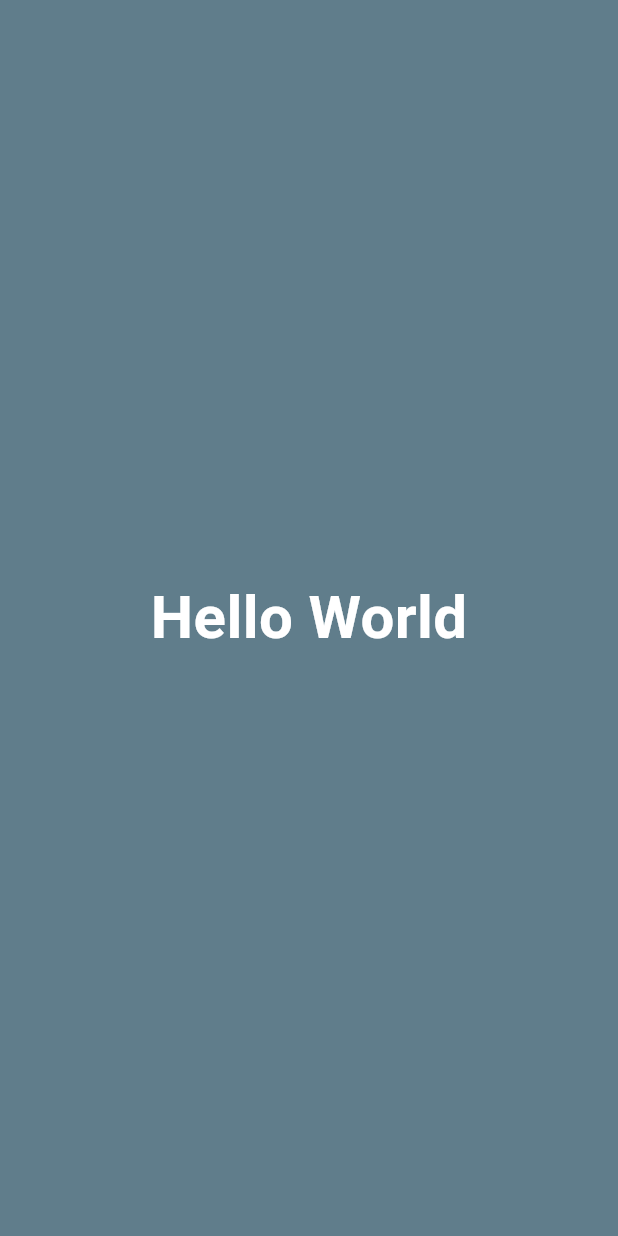
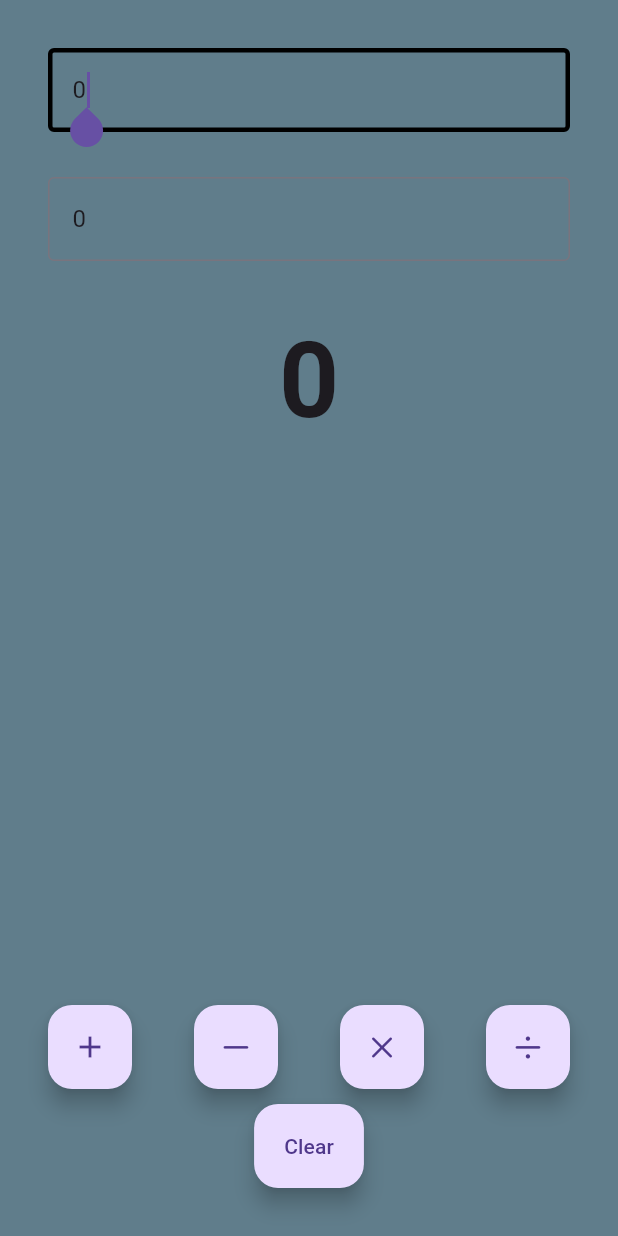
Before and after one commit to siddhantkh/firstapp, a Flutter app: the screen it shows after launch, on a phone screen of 412 x 824 dp. Run offline on Flutter 3.47's test engine with Material 3 defaults, Android fonts, the phone set to English and light mode, and no system bars.

Commit message:
Calculator done

```diff
--- a/lib/app/app.dart
+++ b/lib/app/app.dart
@@ -8,6 +8,12 @@ class MyApp extends StatelessWidget {
 
   @override
   Widget build(BuildContext context) {
-    return const MaterialApp(title: "First Learn Flutter", home: homeview());
+    return MaterialApp(
+      title: "First Learn Flutter",
+      theme: ThemeData(
+        primarySwatch: Colors.grey,
+      ),
+      home: const homeview(),
+    );
   }
 }
--- /dev/null
+++ b/lib/views/calculatorviews.dart
@@ -0,0 +1,188 @@
+import 'package:flutter/cupertino.dart';
+import 'package:flutter/material.dart';
+
+class CalculatorView extends StatefulWidget {
+  const CalculatorView({super.key});
+
+  @override
+  State<CalculatorView> createState() => _CalculatorViewState();
+}
+
+class _CalculatorViewState extends State<CalculatorView> {
+  int x = 0;
+  int y = 0;
+  num z = 0;
+
+  final displayOneController = TextEditingController();
+  final displayTwoController = TextEditingController();
+
+  late final AppLifecycleListener _listener;
+
+  @override
+  void initState() {
+    super.initState();
+    displayOneController.text = x.toString();
+    displayTwoController.text = y.toString();
+
+    _listener = AppLifecycleListener(
+      onShow: _onShow,
+      onHide: _onHide,
+      onResume: _onResume,
+      onDetach: _onDetach,
+      onPause: _onPause,
+      onRestart: _onRestart,
+      onStateChange: _onStateChanged,
+      onInactive: _onInactive,
+    );
+  }
+
+  void _onShow() => print("onShow called");
+
+  void _onHide() => print("onHide called");
+
+  void _onResume() => print("onResume called");
+
+  void _onDetach() => print("onDetach called");
+
+  void _onPause() => print("onPause called");
+
+  void _onInactive() => print("onInactive called");
+
+  void _onRestart() => print("onRestart called");
+
+  void _onStateChanged(AppLifecycleState state) {
+    print("onStateChanged Called with state: $state");
+  }
+
+  @override
+  void dispose() {
+    displayOneController.dispose();
+    displayTwoController.dispose();
+    _listener.dispose();
+    super.dispose();
+  }
+
+  @override
+  Widget build(BuildContext context) {
+    return Padding(
+      padding: const EdgeInsets.all(32.0),
+      child: Column(
+        children: [
+          //display
+          CalculatorDisplay(
+              key: const Key("displayOne"),
+              hint: "Enter first number",
+              controller: displayOneController),
+          const SizedBox(
+            height: 30,
+          ),
+          CalculatorDisplay(
+              key: const Key("displayTwo"),
+              hint: "Enter second number",
+              controller: displayTwoController),
+          const SizedBox(
+            height: 30,
+          ),
+          Text(
+            key: const Key("Result"),
+            z.toString(),
+            style: const TextStyle(
+              fontSize: 70,
+              fontWeight: FontWeight.bold,
+            ),
+          ),
+          const Spacer(),
+          Row(
+            mainAxisAlignment: MainAxisAlignment.spaceBetween,
+            children: [
+              FloatingActionButton(
+                onPressed: () {
+                  setState(() {
+                    z = num.tryParse(displayOneController.text)! +
+                        num.tryParse(displayTwoController.text)!;
+                  });
+                },
+                child: const Icon(Icons.add),
+              ),
+              FloatingActionButton(
+                onPressed: () {
+                  setState(() {
+                    z = num.tryParse(displayOneController.text)! -
+                        num.tryParse(displayTwoController.text)!;
+                  });
+                },
+                child: const Icon(CupertinoIcons.minus),
+              ),
+              FloatingActionButton(
+                onPressed: () {
+                  setState(() {
+                    z = num.tryParse(displayOneController.text)! *
+                        num.tryParse(displayTwoController.text)!;
+                  });
+                },
+                child: const Icon(CupertinoIcons.multiply),
+              ),
+              FloatingActionButton(
+                  onPressed: () {
+                    setState(() {
+                      z = num.tryParse(displayOneController.text)! /
+                          num.tryParse(displayTwoController.text)!;
+                    });
+                  },
+                  child: const Icon(CupertinoIcons.divide))
+            ],
+          ),
+          const SizedBox(
+            height: 10,
+          ),
+          FloatingActionButton.extended(
+            onPressed: () {
+              setState(() {
+                x = 0;
+                y = 0;
+                z = 0;
+                displayOneController.clear();
+                displayTwoController.clear();
+              });
+            },
+            label: const Text("Clear"),
+          )
+          //expand
+          //buttons
+        ],
+      ),
+    );
+  }
+}
+
+class CalculatorDisplay extends StatelessWidget {
+  const CalculatorDisplay(
+      {super.key, this.hint = "Enter a number", required this.controller});
+
+  final String? hint;
+  final TextEditingController controller;
+
+  @override
+  Widget build(BuildContext context) {
+    return TextField(
+      controller: controller,
+      keyboardType: TextInputType.number,
+      autofocus: true,
+      decoration: InputDecoration(
+          focusedBorder: const OutlineInputBorder(
+            borderSide: BorderSide(
+              color: Colors.black,
+              width: 3.0,
+            ),
+          ),
+          border: const OutlineInputBorder(
+            borderSide: BorderSide(
+              color: Colors.red,
+              width: 3.0,
+            ),
+          ),
+          hintText: hint,
+          hintStyle: const TextStyle(color: Colors.black)),
+    );
+  }
+}
--- a/lib/views/homeviews.dart
+++ b/lib/views/homeviews.dart
@@ -1,3 +1,4 @@
+import 'package:firstapp/views/calculatorviews.dart';
 import 'package:flutter/material.dart';
 
 class homeview extends StatelessWidget {
@@ -5,18 +6,10 @@ class homeview extends StatelessWidget {
 
   @override
   Widget build(BuildContext context) {
-    return Material(
-      child: Container(
-        color: Colors.blueGrey,
-        child: const Center(
-            child: Text(
-          "Hello World",
-          style: TextStyle(
-            fontSize: 40,
-            color: Colors.white,
-            fontWeight: FontWeight.bold,
-          ),
-        )),
+    return const Scaffold(
+      backgroundColor: Colors.blueGrey,
+      body: SafeArea(
+        child: CalculatorView(),
       ),
     );
   }
```
Also changed, not shown: 1 other file.
